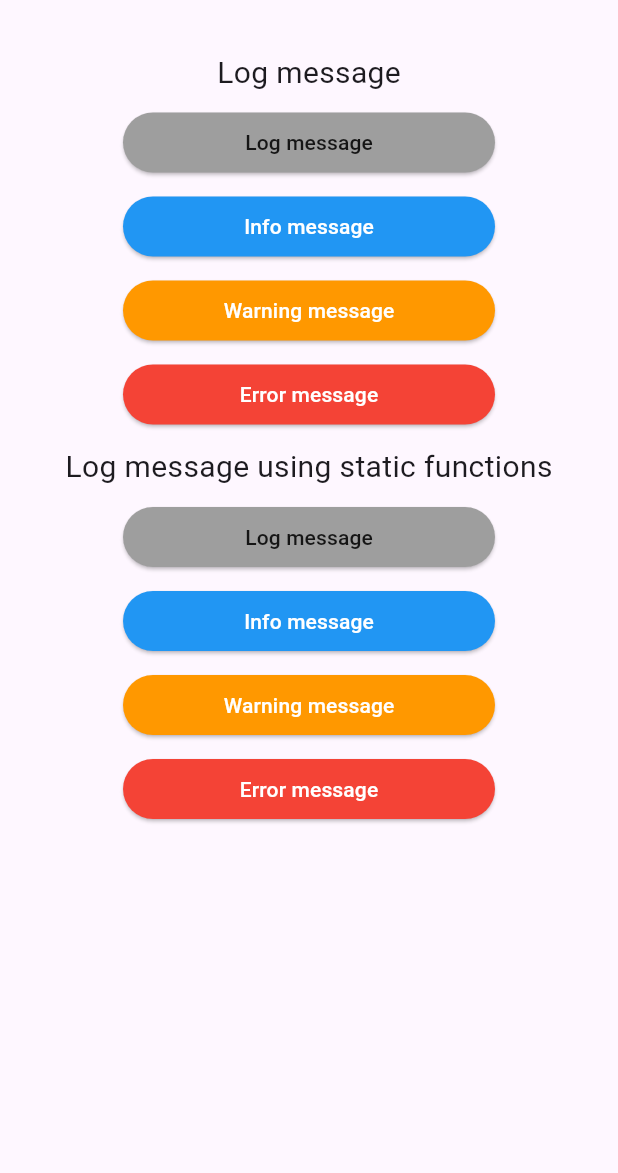
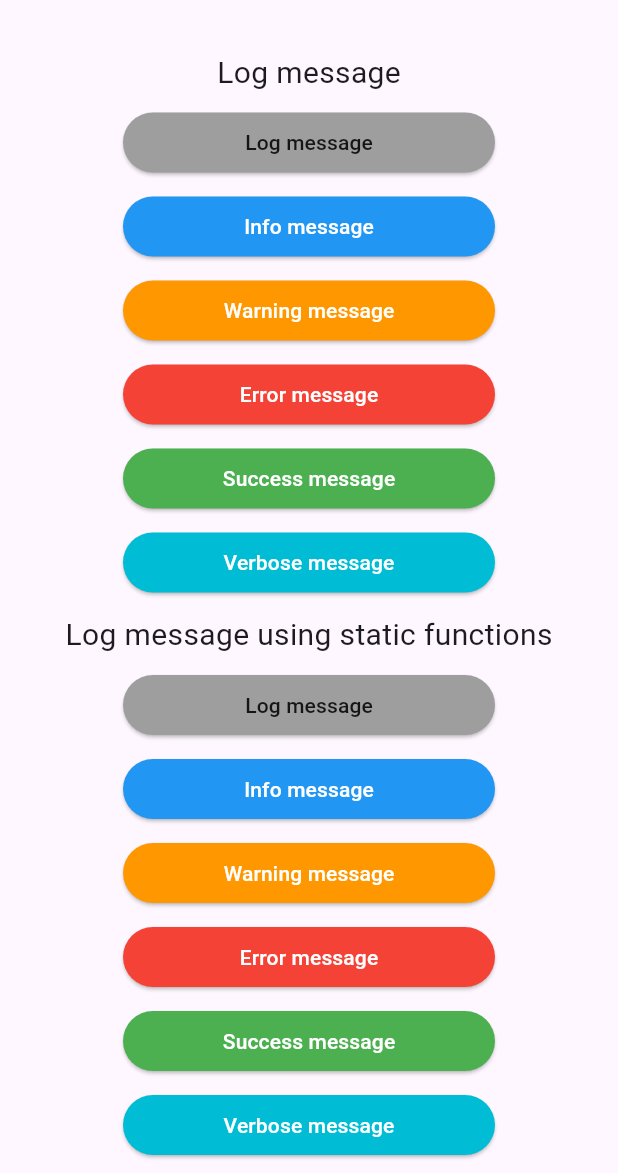
Before and after one commit to marianz-bonfire/tarsier_logger, a Flutter app: the screen it shows after launch, after a tap on "Info message", on a phone screen of 412 x 824 dp, the part 63-1236 px from its top. Run offline on Flutter 3.47's test engine with Material 3 defaults, Android fonts, the phone set to English and light mode, and no system bars.

Commit message:
:fire: Updated environment SDK constraint
+ Added pubspec screenshot and topics
* Modified README file
* Enhance logging by adding more fore colors and back colors
* Added more example in the readme
* Constructed more detailed API Docs
* Added alternative logging such `Console`
* Added also logging similar to `print`

````diff
--- a/example/lib/main.dart
+++ b/example/lib/main.dart
@@ -43,11 +43,11 @@ class _MyHomePageState extends State<MyHomePage> {
         child: Center(
           child: Column(
             children: [
-              Text(
+              const Text(
                 'Log message',
                 style: TextStyle(fontSize: 20.0),
               ),
-              SizedBox(height: 8.0),
+              const SizedBox(height: 8.0),
               ElevatedButton(
                 onPressed: () {
                   logger.l("This is sample log message");
@@ -62,10 +62,10 @@ class _MyHomePageState extends State<MyHomePage> {
                       style: TextStyle(color: Colors.black87)),
                 ),
               ),
-              SizedBox(height: 8.0),
+              const SizedBox(height: 8.0),
               ElevatedButton(
                 onPressed: () {
-                  logger.i("This is sample INFO message");
+                  logger.i("This is sample INFO message", "i Function");
                 },
                 style: ButtonStyle(
                   backgroundColor: MaterialStateProperty.all(Colors.blue),
@@ -77,7 +77,7 @@ class _MyHomePageState extends State<MyHomePage> {
                       style: TextStyle(color: Colors.white)),
                 ),
               ),
-              SizedBox(height: 8.0),
+              const SizedBox(height: 8.0),
               ElevatedButton(
                 onPressed: () {
                   logger.w("This is sample WARNING message");
@@ -92,7 +92,7 @@ class _MyHomePageState extends State<MyHomePage> {
                       style: TextStyle(color: Colors.white)),
                 ),
               ),
-              SizedBox(height: 8.0),
+              const SizedBox(height: 8.0),
               ElevatedButton(
                 onPressed: () {
                   logger.e("This is sample ERROR message");
@@ -107,12 +107,42 @@ class _MyHomePageState extends State<MyHomePage> {
                       style: TextStyle(color: Colors.white)),
                 ),
               ),
-              SizedBox(height: 10.0),
-              Text(
+              const SizedBox(height: 8.0),
+              ElevatedButton(
+                onPressed: () {
+                  TarsierLogger.success('This is sample SUCCESS message');
+                },
+                style: ButtonStyle(
+                  backgroundColor: MaterialStateProperty.all(Colors.green),
+                ),
+                child: Container(
+                  width: 200,
+                  alignment: Alignment.center,
+                  child: const Text("Success message",
+                      style: TextStyle(color: Colors.white)),
+                ),
+              ),
+              const SizedBox(height: 8.0),
+              ElevatedButton(
+                onPressed: () {
+                  TarsierLogger.verbose('This is the sample VERBOSE message');
+                },
+                style: ButtonStyle(
+                  backgroundColor: MaterialStateProperty.all(Colors.cyan),
+                ),
+                child: Container(
+                  width: 200,
+                  alignment: Alignment.center,
+                  child: const Text("Verbose message",
+                      style: TextStyle(color: Colors.white)),
+                ),
+              ),
+              const SizedBox(height: 10.0),
+              const Text(
                 'Log message using static functions',
                 style: TextStyle(fontSize: 20.0),
               ),
-              SizedBox(height: 8.0),
+              const SizedBox(height: 8.0),
               ElevatedButton(
                 onPressed: () {
                   TarsierLogger.log('Log using static function log');
@@ -127,7 +157,7 @@ class _MyHomePageState extends State<MyHomePage> {
                       style: TextStyle(color: Colors.black87)),
                 ),
               ),
-              SizedBox(height: 8.0),
+              const SizedBox(height: 8.0),
               ElevatedButton(
                 onPressed: () {
                   TarsierLogger.info('Log using static function info');
@@ -142,7 +172,7 @@ class _MyHomePageState extends State<MyHomePage> {
                       style: TextStyle(color: Colors.white)),
                 ),
               ),
-              SizedBox(height: 8.0),
+              const SizedBox(height: 8.0),
               ElevatedButton(
                 onPressed: () {
                   TarsierLogger.warning('Log using static function warning');
@@ -157,10 +187,12 @@ class _MyHomePageState extends State<MyHomePage> {
                       style: TextStyle(color: Colors.white)),
                 ),
               ),
-              SizedBox(height: 8.0),
+              const SizedBox(height: 8.0),
               ElevatedButton(
                 onPressed: () {
-                  TarsierLogger.error('Log using static function error');
+                  TarsierLogger.error(
+                    'Log using static function error',
+                  );
                 },
                 style: ButtonStyle(
                   backgroundColor: MaterialStateProperty.all(Colors.red),
@@ -172,6 +204,36 @@ class _MyHomePageState extends State<MyHomePage> {
                       style: TextStyle(color: Colors.white)),
                 ),
               ),
+              const SizedBox(height: 8.0),
+              ElevatedButton(
+                onPressed: () {
+                  TarsierLogger.success('Log using static function success');
+                },
+                style: ButtonStyle(
+                  backgroundColor: MaterialStateProperty.all(Colors.green),
+                ),
+                child: Container(
+                  width: 200,
+                  alignment: Alignment.center,
+                  child: const Text("Success message",
+                      style: TextStyle(color: Colors.white)),
+                ),
+              ),
+              const SizedBox(height: 8.0),
+              ElevatedButton(
+                onPressed: () {
+                  TarsierLogger.verbose('Log using static function verbose');
+                },
+                style: ButtonStyle(
+                  backgroundColor: MaterialStateProperty.all(Colors.cyan),
+                ),
+                child: Container(
+                  width: 200,
+                  alignment: Alignment.center,
+                  child: const Text("Verbose message",
+                      style: TextStyle(color: Colors.white)),
+                ),
+              ),
             ],
           ),
         ),
--- a/lib/src/constants.dart
+++ /dev/null
@@ -1,29 +0,0 @@
-/// ANSI color codes for styled terminal output.
-final String green = '\x1B[32m';
-final String red = '\x1B[31m';
-final String blue = '\x1B[34m';
-final String yellow = '\x1B[33m';
-final String reset = '\x1B[0m';
-
-/// [Level]s to control logging output. Logging can be enabled to include all
-/// levels above certain [Level].
-enum Level {
-  success(1000),
-  debug(2000),
-  info(3000),
-  warning(4000),
-  error(5000),
-  ;
-
-  final int value;
-
-  const Level(this.value);
-}
-
-final Map<Level, String> defaultLevelEmojis = {
-  Level.success: '✅ ',
-  Level.debug: '🐛 ',
-  Level.info: 'ℹ️ ',
-  Level.warning: '⚠️ ',
-  Level.error: '⛔ ',
-};
--- /dev/null
+++ b/lib/src/prints.dart
@@ -0,0 +1,100 @@
+import 'package:tarsier_logger/src/colors.dart';
+
+/// A set of utility functions for logging messages with dynamic formatting and colors.
+///
+/// This module provides functions to log messages with various levels of severity (e.g.,
+/// INFO, ERROR, SUCCESS, WARNING) and includes color formatting for terminal output.
+/// If you prefer something similar to the default `print()` function, this is a good
+/// alternative as it adds color-coding and structured formatting to your logs.
+///
+/// You can use these functions as follows:
+/// ```dart
+/// printLog('INFO', 'Application started');
+/// printError('APP_ERROR', 'An unexpected error occurred');
+/// ```
+///
+/// This logging system is especially helpful for debugging and providing clear feedback
+/// in development mode, as it can conditionally show output based on whether the app is
+/// running in debug mode or not.
+final bool isDebugMode = _detectDebugMode();
+
+/// Determines if the app is running in debug mode by using Dart's assert mechanism.
+bool _detectDebugMode() {
+  bool debugMode = false;
+  assert(() {
+    debugMode = true;
+    return true;
+  }());
+  return debugMode;
+}
+
+/// Formats the text within brackets, adjusting the width and padding it to be centered.
+/// Optionally, you can exclude the brackets.
+String _formatInBrackets(String text, [int width = 16, bool bracket = true]) {
+  if (text.isEmpty) {
+    return '';
+  }
+  int padding =
+      (width - text.length) ~/ 2; // Calculate spaces needed on both sides
+  String paddedText = text.padLeft(text.length + padding).padRight(width);
+  if (bracket) {
+    return "[$paddedText]"; // Enclose in brackets
+  }
+  return paddedText;
+}
+
+/// Prints the log only if the app is in debug mode.
+/// This helps control the verbosity of logs in production environments.
+void printDebug(Object? object) {
+  if (isDebugMode) {
+    print(object);
+  }
+}
+
+/// Prints a general log message with optional tag and icon, using the default `print()` format.
+/// The message is color-coded based on the level (info, success, warning, etc.).
+/// - [tag]: A label or tag to categorize the log.
+void printLog(String tag, String message, [String icon = '']) {
+  printDebug('$reset${"${_formatInBrackets('$icon$tag')}: $message"}$reset');
+}
+
+/// Prints an error message in red with a special error icon and color formatting.
+/// This is used for logging critical issues or errors that need immediate attention.
+/// - [tag]: The tag categorizing the error (e.g., "APP_ERROR").
+/// - [message]: The error message to display.
+printError(String tag, String message, [String icon = '⛔']) {
+  printDebug(
+      '${ForeColor.red}${"[$icon${BackColor.red}${ForeColor.black}${_formatInBrackets('ERROR', 16, false)}$reset${ForeColor.red}]${_formatInBrackets(tag)}: $message"}$reset');
+}
+
+/// Prints an informational message in blue, often used for general logs or status updates.
+/// - [tag]: The tag categorizing the information (e.g., "APP_START").
+/// - [message]: The information message to display.
+printInfo(String tag, String message, [String icon = '💡']) {
+  printDebug(
+      '${ForeColor.blue}${"[$icon${BackColor.blue}${ForeColor.black}${_formatInBrackets('INFO', 16, false)}$reset${ForeColor.blue}]${_formatInBrackets(tag)}: $message"}$reset');
+}
+
+/// Prints a warning message in yellow, used for non-critical issues that may require attention.
+/// - [tag]: The tag categorizing the warning (e.g., "DEPRECATED").
+/// - [message]: The warning message to display.
+printWarning(String tag, String message, [String icon = '⚡']) {
+  printDebug(
+      '${ForeColor.yellow}${"[$icon${BackColor.yellow}${ForeColor.black}${_formatInBrackets('WARNING', 16, false)}$reset${ForeColor.yellow}]${_formatInBrackets(tag)}: $message"}$reset');
+}
+
+/// Prints a success message in green, commonly used for indicating successful actions or results.
+/// - [tag]: The tag categorizing the success (e.g., "UPLOAD_COMPLETE").
+/// - [message]: The success message to display.
+printSuccess(String tag, String message, [String icon = '✅']) {
+  printDebug(
+      '${ForeColor.green}${"[$icon${BackColor.green}${ForeColor.black}${_formatInBrackets('SUCCESS', 16, false)}$reset${ForeColor.green}]${_formatInBrackets(tag)}: $message"}$reset');
+}
+
+/// Prints a verbose or debug message in purple, used for detailed debugging or information that may be helpful during development.
+/// - [tag]: The tag categorizing the verbose message (e.g., "DEBUG").
+/// - [message]: The verbose message to display.
+printVerbose(String tag, String message, [String icon = '🚀']) {
+  printDebug(
+      '$reset${"[$icon${BackColor.cyan}${ForeColor.black}${_formatInBrackets('VERBOSE', 16, false)}$reset]${ForeColor.cyan}${_formatInBrackets(tag)}: $message"}$reset');
+}
--- a/lib/src/tarsier_logger_base.dart
+++ b/lib/src/tarsier_logger_base.dart
@@ -1,82 +1,156 @@
-import 'package:flutter/foundation.dart';
-import 'package:tarsier_logger/src/constants.dart';
+import 'package:tarsier_logger/src/prints.dart';
 
 /// A singleton logger class for structured and color-coded logging.
 ///
-/// `TarsierLogger` provides methods for logging different types of messages
-/// (info, success, warning, error) with optional emoji-based icons and color-coded
-/// outputs. The logger is optimized for debugging and can be initialized with
-/// specific settings.
+/// `TarsierLogger` provides methods for logging different types of messages,
+/// including info, success, warning, error, and verbose logs. It supports
+/// optional emoji-based icons and color-coded outputs for better readability.
 ///
-/// Example:
+/// This logger is optimized for debugging and provides both static and
+/// instance-based methods.
+///
+/// Example usage:
 /// ```dart
-/// final logger = TarsierLogger(showIcon: true);
+/// final logger = TarsierLogger();
 /// logger.i('Application started');
 ///
-///
-/// //TarsierLogger.info('Application started'); // using staticc method
+/// // Using static methods
+/// TarsierLogger.info('Application started');
 /// ```
 class TarsierLogger {
-  /// Determines whether icons are displayed in the log messages.
-  final bool showIcon;
+  /// The singleton instance of `TarsierLogger`.
+  static final TarsierLogger _instance = TarsierLogger._internal();
 
-  /// Holds the singleton instance of the logger.
-  static TarsierLogger? _instance;
+  /// Private constructor to enforce singleton usage.
+  TarsierLogger._internal();
 
-  /// Private constructor for internal use.
-  TarsierLogger._internal({this.showIcon = false});
+  /// Factory constructor that returns the singleton instance.
+  factory TarsierLogger() => _instance;
 
-  /// Factory constructor to initialize or retrieve the singleton instance.
+  /// Logs an informational message.
   ///
-  /// If `TarsierLogger` has already been initialized, subsequent calls with
-  /// different configurations (e.g., `showIcon`) will be ignored.
+  /// - [text]: The message to log.
+  /// - [tag]: An optional tag to categorize the log message.
   ///
-  /// - [showIcon]: Determines if emoji icons are included in log messages.
-  factory TarsierLogger({bool showIcon = false}) {
-    if (_instance == null) {
-      _instance = TarsierLogger._internal(showIcon: showIcon);
-    } else if (_instance!.showIcon != showIcon) {
-      // Optional: Add a warning or handle reconfiguration
-      debugPrint(
-          'TarsierLogger already initialized. Ignoring new configuration.');
-    }
-    return _instance!;
+  /// Example:
+  /// ```dart
+  /// TarsierLogger.info('Fetching data from API');
+  /// ```
+  static void info(String text, [String tag = '']) => _instance.i(text, tag);
+
+  /// Logs a success message.
+  ///
+  /// - [text]: The success message.
+  /// - [tag]: An optional tag for categorization.
+  ///
+  /// Example:
+  /// ```dart
+  /// TarsierLogger.success('Data loaded successfully');
+  /// ```
+  static void success(String text, [String tag = '']) => _instance.s(text, tag);
+
+  /// Logs a warning message.
+  ///
+  /// - [text]: The warning message.
+  /// - [tag]: An optional tag for categorization.
+  ///
+  /// Example:
+  /// ```dart
+  /// TarsierLogger.warning('Low disk space');
+  /// ```
+  static void warning(String text, [String tag = '']) => _instance.w(text, tag);
+
+  /// Logs an error message.
+  ///
+  /// - [text]: The error message.
+  /// - [tag]: An optional tag for categorization.
+  /// - [stackTrace]: An optional stack trace for debugging errors.
+  ///
+  /// Example:
+  /// ```dart
+  /// try {
+  ///   throw Exception('Something went wrong');
+  /// } catch (e, stackTrace) {
+  ///   TarsierLogger.error(e.toString(), 'API', stackTrace);
+  /// }
+  /// ```
+  static void error(String text, [String tag = '', StackTrace? stackTrace]) =>
+      _instance.e(text, tag, stackTrace);
+
+  /// Logs a verbose/debug message.
+  ///
+  /// - [text]: The verbose message.
+  /// - [tag]: An optional tag for categorization.
+  ///
+  /// Example:
+  /// ```dart
+  /// TarsierLogger.verbose('Debugging connection issues');
+  /// ```
+  static void verbose(String text, [String tag = '']) => _instance.v(text, tag);
+
+  /// Logs a general message.
+  ///
+  /// - [text]: The log message.
+  /// - [tag]: An optional tag for categorization.
+  ///
+  /// Example:
+  /// ```dart
+  /// TarsierLogger.log('System initialized');
+  /// ```
+  static void log(String text, [String tag = '']) => _instance.l(text, tag);
+
+  /// Prints a formatted log message with optional categorization.
+  ///
+  /// - [text]: The log message.
+  /// - [tag]: An optional tag for organization.
+  ///
+  /// Example:
+  /// ```dart
+  /// final logger = TarsierLogger();
+  /// logger.l('User signed in', 'Auth');
+  /// ```
+  void l(String text, [String tag = '']) {
+    printLog(tag, text);
   }
 
-  static void info(String text) => _instance?.i(text);
-  static void success(String text) => _instance?.s(text);
-  static void warning(String text) => _instance?.w(text);
-  static void error(String text) => _instance?.e(text);
-  static void log(String text, {String? color}) =>
-      _instance?.l(text, color: color);
-
-  /// Prints a formatted log message with dynamic hyphen padding.
+  /// Logs an informational message in blue.
   ///
-  /// - [text]: The message to log.
-  /// - [color]: Optional color for the log text (use the ANSI color codes).
-  void l(String text, {String? color}) {
-    if (kDebugMode) {
-      print('${color ?? ''}$text$reset');
-    }
-  }
-
-  /// Logs an info message in blue.
-  void i(String text) =>
-      l('[${showIcon ? defaultLevelEmojis[Level.info] : ''}INFO]: $text',
-          color: blue);
+  /// - [text]: The info message.
+  /// - [tag]: An optional tag for categorization.
+  void i(String text, [String tag = '']) => printInfo(tag, text);
 
   /// Logs a success message in green.
-  void s(String text) =>
-      l('[${showIcon ? defaultLevelEmojis[Level.success] : ''}SUCCESS]: $text',
-          color: green);
+  ///
+  /// - [text]: The success message.
+  /// - [tag]: An optional tag for categorization.
+  void s(String text, [String tag = '']) => printSuccess(tag, text);
 
   /// Logs a warning message in yellow.
-  void w(String text) =>
-      l('[${showIcon ? defaultLevelEmojis[Level.warning] : ''}WARNING]: $text',
-          color: yellow);
+  ///
+  /// - [text]: The warning message.
+  /// - [tag]: An optional tag for categorization.
+  void w(String text, [String tag = '']) => printWarning(tag, text);
 
-  /// Logs an error message with stack trace in red.
-  void e(String text, [StackTrace? stackTrace]) => l(
-      '[${showIcon ? defaultLevelEmojis[Level.error] : ''}ERROR]: $text ${stackTrace ?? ''}',
-      color: red);
+  /// Logs a verbose/debug message in purple.
+  ///
+  /// - [text]: The verbose message.
+  /// - [tag]: An optional tag for categorization.
+  void v(String text, [String tag = '']) => printVerbose(tag, text);
+
+  /// Logs an error message with an optional stack trace in red.
+  ///
+  /// - [text]: The error message.
+  /// - [tag]: An optional tag for categorization.
+  /// - [stackTrace]: The stack trace, if applicable.
+  ///
+  /// Example:
+  /// ```dart
+  /// try {
+  ///   throw Exception('Critical failure');
+  /// } catch (e, stackTrace) {
+  ///   TarsierLogger().e(e.toString(), 'System', stackTrace);
+  /// }
+  /// ```
+  void e(String text, [String tag = '', StackTrace? stackTrace]) =>
+      printError(tag, '$text ${stackTrace != null ? ': $stackTrace' : ''}');
 }
--- a/lib/tarsier_logger.dart
+++ b/lib/tarsier_logger.dart
@@ -1,5 +1,3 @@
-/// Tarsier Logger Library
-///
 /// This library provides a simple and flexible logging utility for Dart and Flutter applications.
 /// It supports multiple log levels (info, success, warning, error) and customizable log outputs.
 /// Optionally, emoji icons can be included in log messages for better readability.
@@ -11,5 +9,6 @@
 library tarsier_logger;
 
 // Exporting library components
-export 'src/constants.dart'; // Provides constants for color codes and emoji mapping.
 export 'src/tarsier_logger_base.dart'; // Contains the core TarsierLogger class implementation.
+export 'src/prints.dart';
+export 'src/console.dart';
````
Also changed, not shown: example/main.dart (added, +31 -0 lines), lib/src/colors.dart (added, +40 -0 lines), lib/src/console.dart (added, +112 -0 lines), pubspec.yaml (+16 -10 lines), assets/demo.png, 4 other files.
